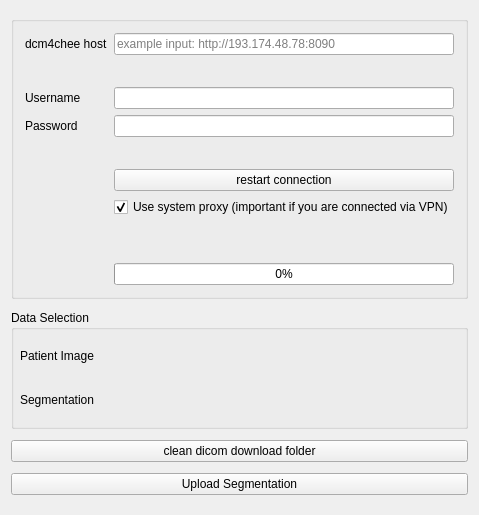
zzhou7/MITK_lancet, file Plugins/org.mitk.gui.qt.dicomweb/src/internal/DicomWebViewControls.ui: the form before one commit.
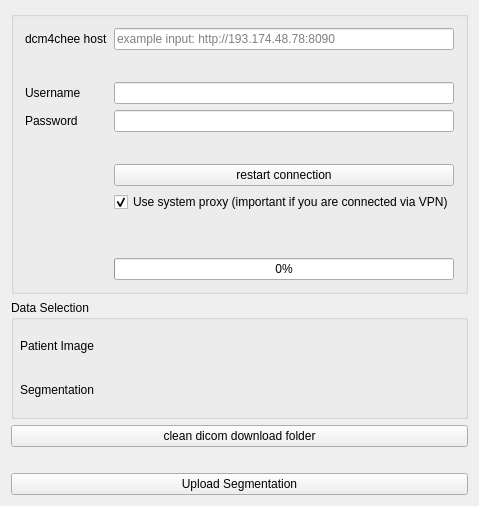
The form after the commit. Custom widgets are drawn as their Qt base class.

Commit message: delete DICOM folder only when existing

Diff of the .ui file:
```diff
--- a/Plugins/org.mitk.gui.qt.dicomweb/src/internal/DicomWebViewControls.ui
+++ b/Plugins/org.mitk.gui.qt.dicomweb/src/internal/DicomWebViewControls.ui
@@ -7,7 +7,7 @@
     <x>0</x>
     <y>0</y>
     <width>427</width>
-    <height>515</height>
+    <height>479</height>
    </rect>
   </property>
   <property name="sizePolicy">
@@ -268,6 +268,13 @@
      </property>
     </widget>
    </item>
+   <item>
+    <widget class="QLabel" name="cleanFolderLabel">
+     <property name="text">
+      <string/>
+     </property>
+    </widget>
+   </item>
    <item>
     <widget class="QPushButton" name="buttonUpload">
      <property name="sizePolicy">
@@ -284,6 +291,19 @@
      </property>
     </widget>
    </item>
+   <item>
+    <spacer name="verticalSpacer_3">
+     <property name="orientation">
+      <enum>Qt::Vertical</enum>
+     </property>
+     <property name="sizeHint" stdset="0">
+      <size>
+       <width>20</width>
+       <height>40</height>
+      </size>
+     </property>
+    </spacer>
+   </item>
   </layout>
  </widget>
  <layoutdefault spacing="6" margin="11"/>
```
The commit also changes 2 other files.
